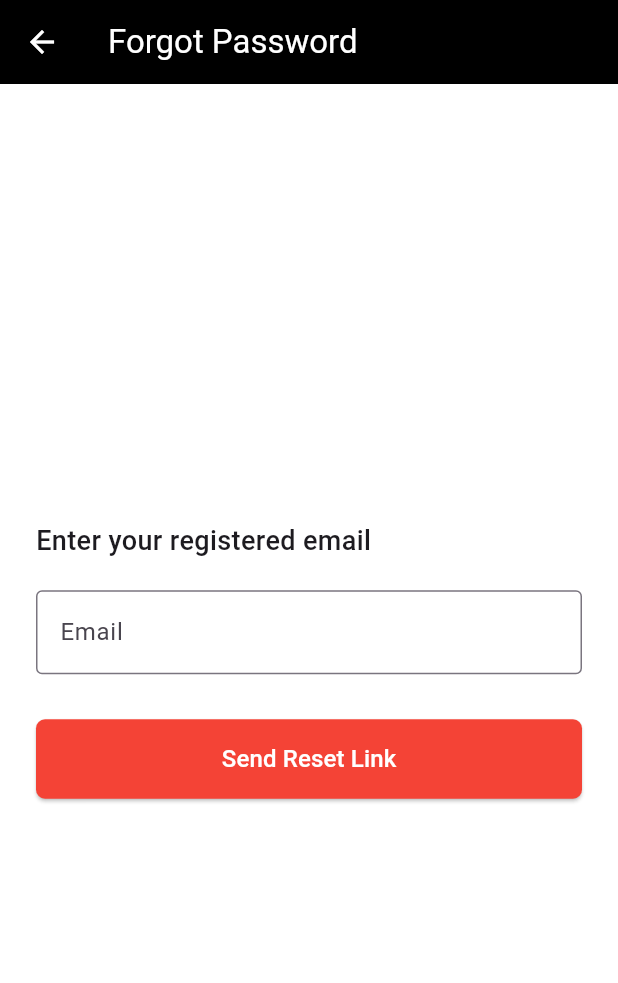
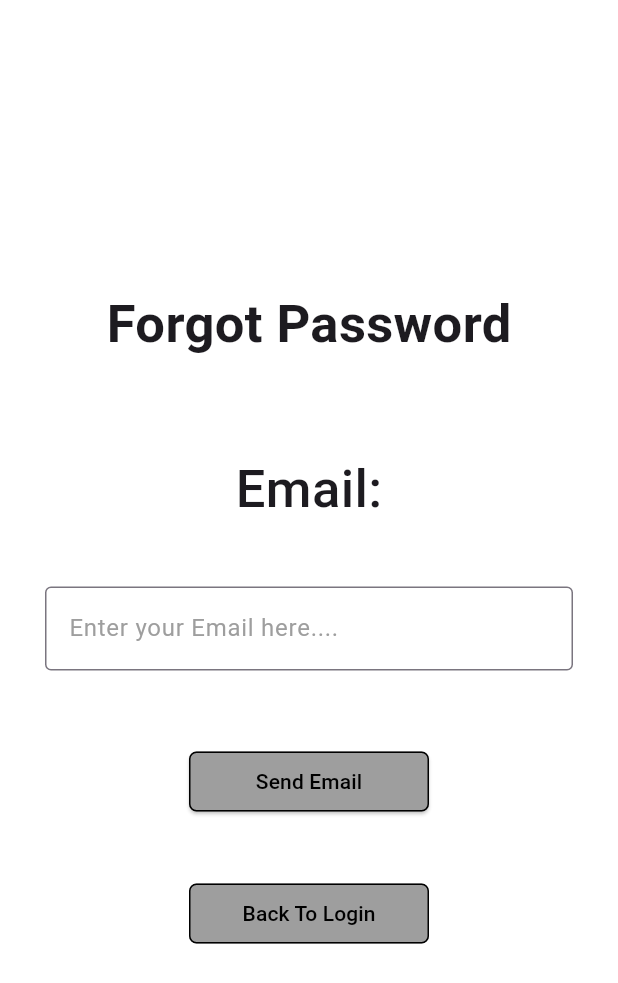
Before and after one commit to shamanth07/ArtHub_flutter, a Flutter app: the screen it shows after launch, after a tap on "Forgot Password?", on a phone screen of 412 x 824 dp. Shown: the top 983 px of the screen. Run offline on Flutter 3.47's test engine with Material 3 defaults, Android fonts, the phone set to English and light mode, and no system bars; our stand-ins replace firebase_auth, firebase_core, firebase_database; accounts and stored records are empty.

Commit message:
22 commit

```diff
--- a/lib/Visitor/ForgetPassword.dart
+++ b/lib/Visitor/ForgetPassword.dart
@@ -1,91 +1,99 @@
 import 'package:flutter/material.dart';
 
-class ForgetPasswordPage extends StatefulWidget {
-  const ForgetPasswordPage({super.key});
 
-  @override
-  State<ForgetPasswordPage> createState() => _ForgetPasswordPageState();
-}
-
-class _ForgetPasswordPageState extends State<ForgetPasswordPage> {
-  final TextEditingController _emailController = TextEditingController();
-  final _formKey = GlobalKey<FormState>();
-
-  void _sendResetLink() {
-    if (_formKey.currentState!.validate()) {
-      final email = _emailController.text.trim();
-
-      // TODO: Add Firebase or backend reset logic here
-      print('Password reset link sent to: $email');
-
-      ScaffoldMessenger.of(context).showSnackBar(
-        const SnackBar(
-          content: Text('Password reset link has been sent!'),
-          backgroundColor: Colors.green,
-        ),
-      );
-    }
-  }
+class ForgotPasswordScreen extends StatelessWidget {
+  final TextEditingController emailController = TextEditingController();
 
   @override
   Widget build(BuildContext context) {
     return Scaffold(
       backgroundColor: Colors.white,
-      appBar: AppBar(
-        title: const Text("Forgot Password"),
-        backgroundColor: Colors.black,
-        foregroundColor: Colors.white,
-        elevation: 0,
-      ),
       body: Center(
         child: SingleChildScrollView(
-          padding: const EdgeInsets.all(24.0),
-          child: Form(
-            key: _formKey,
-            child: Column(
-              mainAxisAlignment: MainAxisAlignment.center,
-              crossAxisAlignment: CrossAxisAlignment.start,
-              mainAxisSize: MainAxisSize.min,
-              children: [
-                const Text(
-                  'Enter your registered email',
-                  style: TextStyle(fontSize: 18, fontWeight: FontWeight.w500),
+          padding: const EdgeInsets.symmetric(horizontal: 30.0),
+          child: Column(
+            mainAxisAlignment: MainAxisAlignment.center,
+            children: [
+              // Title
+              Text(
+                "Forgot Password",
+                style: TextStyle(
+                  fontSize: 35,
+                  fontWeight: FontWeight.bold,
                 ),
-                const SizedBox(height: 20),
-                TextFormField(
-                  controller: _emailController,
-                  decoration: const InputDecoration(
-                    hintText: "example@email.com",
-                    border: OutlineInputBorder(),
-                    labelText: 'Email',
+              ),
+
+              SizedBox(height: 60),
+
+              // Email label
+              Align(
+                alignment: Alignment.center,
+                child: Text(
+                  "Email:",
+                  style: TextStyle(
+                    fontSize: 35,
+                    fontWeight: FontWeight.w500,
                   ),
-                  keyboardType: TextInputType.emailAddress,
-                  validator: (value) {
-                    if (value!.isEmpty) return "Please enter your email";
-                    if (!value.contains('@')) return "Enter a valid email";
-                    return null;
+                ),
+              ),
+
+              SizedBox(height: 40),
+
+              // Email TextField
+              TextField(
+                controller: emailController,
+                decoration: InputDecoration(
+                  hintText: "Enter your Email here....",
+                  hintStyle: TextStyle(color: Colors.grey),
+                  border: OutlineInputBorder(),
+                  contentPadding: EdgeInsets.symmetric(horizontal: 12, vertical: 16),
+                ),
+              ),
+
+              SizedBox(height: 50),
+
+              // Send Email button
+              SizedBox(
+                width: 160,
+                child: ElevatedButton(
+                  onPressed: () {
+                    // TODO: Implement send reset email logic
+                    print("Reset link sent to: ${emailController.text}");
                   },
-                ),
-                const SizedBox(height: 30),
-                SizedBox(
-                  width: double.infinity,
-                  child: ElevatedButton(
-                    onPressed: _sendResetLink,
-                    style: ElevatedButton.styleFrom(
-                      backgroundColor: Colors.red,
-                      padding: const EdgeInsets.symmetric(vertical: 15),
-                      shape: RoundedRectangleBorder(
-                        borderRadius: BorderRadius.circular(6),
-                      ),
-                    ),
-                    child: const Text(
-                      "Send Reset Link",
-                      style: TextStyle(fontSize: 16, color: Colors.white),
+                  style: ElevatedButton.styleFrom(
+                    backgroundColor: Colors.grey,
+                    foregroundColor: Colors.black,
+                    side: BorderSide(color: Colors.black),
+                    shape: RoundedRectangleBorder(
+                      borderRadius: BorderRadius.circular(5),
                     ),
                   ),
+                  child: Text("Send Email"),
                 ),
-              ],
-            ),
+              ),
+
+              SizedBox(height: 40),
+
+              // Back To Login button
+              SizedBox(
+                width: 160,
+                child: OutlinedButton(
+                  onPressed: () {
+                    // TODO: Navigate to Login screen
+                    Navigator.pop(context);
+                  },
+                  style: OutlinedButton.styleFrom(
+                    backgroundColor: Colors.grey,
+                    foregroundColor: Colors.black,
+                    side: BorderSide(color: Colors.black),
+                    shape: RoundedRectangleBorder(
+                      borderRadius: BorderRadius.circular(5),
+                    ),
+                  ),
+                  child: Text("Back To Login"),
+                ),
+              ),
+            ],
           ),
         ),
       ),
--- a/lib/Visitor/LogIn.dart
+++ b/lib/Visitor/LogIn.dart
@@ -233,7 +233,7 @@ class _SignupPageState extends State<SignupPage> {
                         onPressed: () {
                           Navigator.push(
                             context,
-                            MaterialPageRoute(builder: (context) => const ForgetPasswordPage()),
+                            MaterialPageRoute(builder: (context) =>  ForgotPasswordScreen()),
                           );
                         },
                         child: const Text(
--- a/lib/Visitor/SignUp.dart
+++ b/lib/Visitor/SignUp.dart
@@ -7,7 +7,7 @@ import 'package:art_hub/Admin/AdLogin.dart';
 import 'package:art_hub/Visitor/SignUp.dart';
 import 'package:art_hub/Visitor/Vhome.dart';
 import 'package:art_hub/Artist/ArLogin.dart';
-
+import 'package:art_hub/Visitor/LogIn.dart';
 class SigninPage extends StatefulWidget {
   const SigninPage({super.key});
 
```
